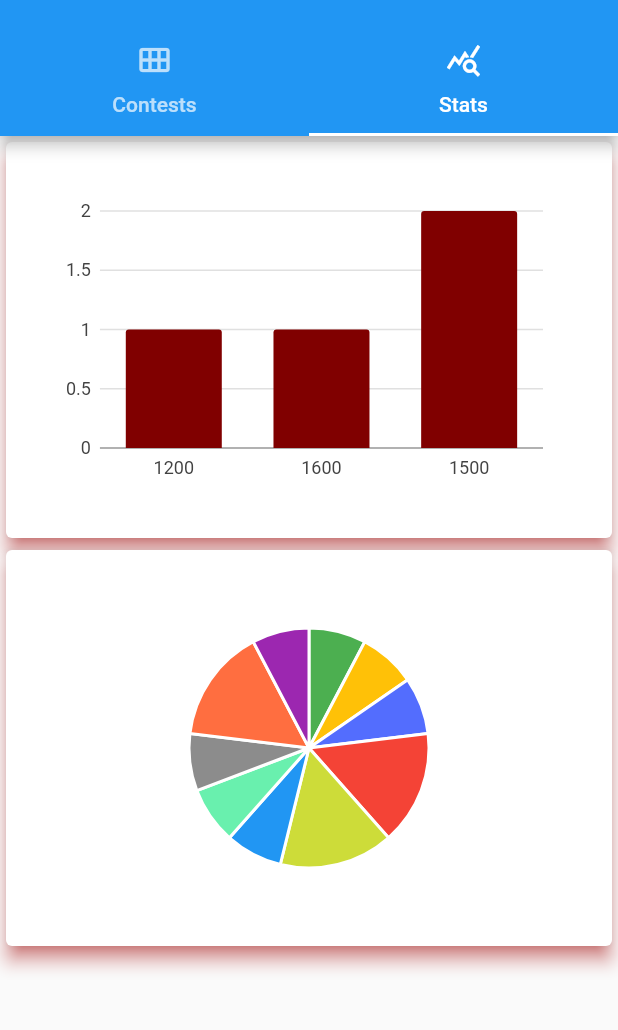
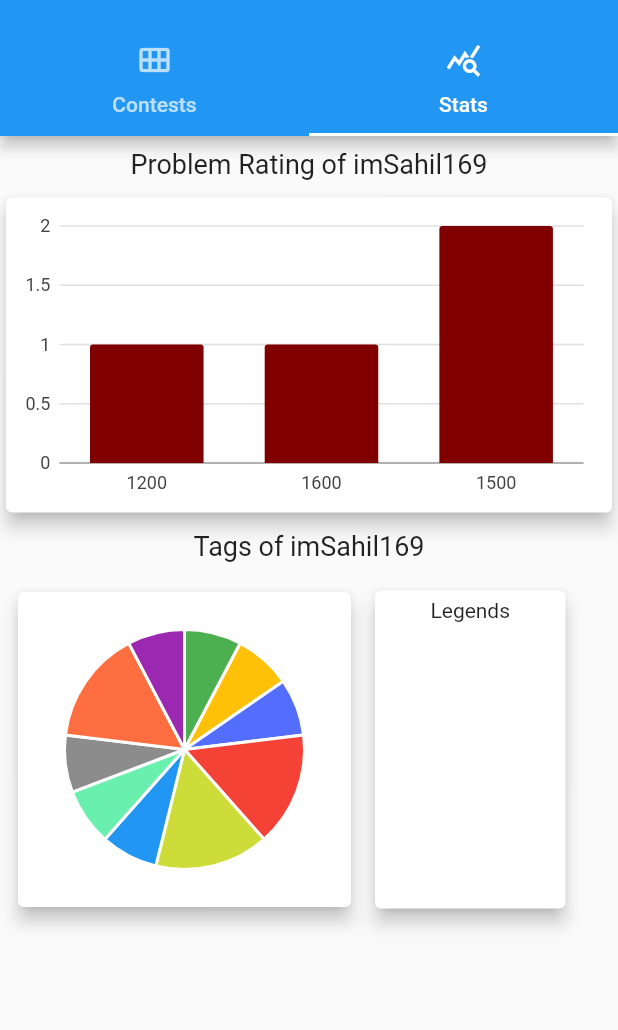
Before and after one commit to sk25469/Codeforces_Visualizer, a Flutter app: the screen it shows after launch, tab 2 chosen, on a phone screen of 412 x 824 dp, the part 59-1089 px from its top. Run offline on Flutter 3.47's test engine with Material 2 defaults, Android fonts, the phone set to English and light mode, and no system bars; our stand-ins replace charts_flutter.

Commit message:
added legends for pie chart

```diff
--- a/lib/screens/user_info_screen.dart
+++ b/lib/screens/user_info_screen.dart
@@ -29,23 +29,63 @@ class UserInfoScreen extends StatelessWidget {
 
     return Column(
       children: [
-        Container(
-          child: Column(
-            children: [
+        const Padding(
+          padding: EdgeInsets.all(8.0),
+          child: Text(
+            'Problem Rating of imSahil169',
+            style: TextStyle(
+              fontSize: 18,
+            ),
+          ),
+        ),
         Card(
           elevation: 5,
-                shadowColor: const Color.fromRGBO(255, 10, 10, 50),
           borderOnForeground: true,
           child: Chart(barChart),
         ),
-              Card(
+        const Padding(
+          padding: EdgeInsets.only(top: 8),
+          child: Text(
+            'Tags of imSahil169',
+            style: TextStyle(
+              fontSize: 18,
+            ),
+          ),
+        ),
+        Row(
+          children: [
+            Padding(
+              padding: const EdgeInsets.only(left: 8),
+              child: Container(
+                alignment: Alignment.centerLeft,
+                width: 230,
+                height: 250,
+                child: Card(
                   elevation: 5,
-                shadowColor: const Color.fromRGBO(255, 10, 10, 50),
                   borderOnForeground: true,
                   child: Chart(pieChart),
                 ),
+              ),
+            ),
+            Padding(
+              padding: const EdgeInsets.only(left: 8, right: 8),
+              child: Container(
+                width: 135,
+                height: 220,
+                child: const Card(
+                  elevation: 5,
+                  borderOnForeground: true,
+                  child: Padding(
+                    padding: EdgeInsets.all(5.0),
+                    child: Text(
+                      'Legends',
+                      textAlign: TextAlign.center,
+                    ),
+                  ),
+                ),
+              ),
+            )
           ],
-          ),
         ),
       ],
     );
--- a/lib/widgets/chart.dart
+++ b/lib/widgets/chart.dart
@@ -8,7 +8,7 @@ class Chart extends StatelessWidget {
   @override
   Widget build(BuildContext context) {
     return Padding(
-      padding: const EdgeInsets.all(32.0),
+      padding: const EdgeInsets.all(5.0),
       child: SizedBox(
         height: 200.0,
         child: chartType,
```
Lines whose indentation alone changed are shown as unchanged.
